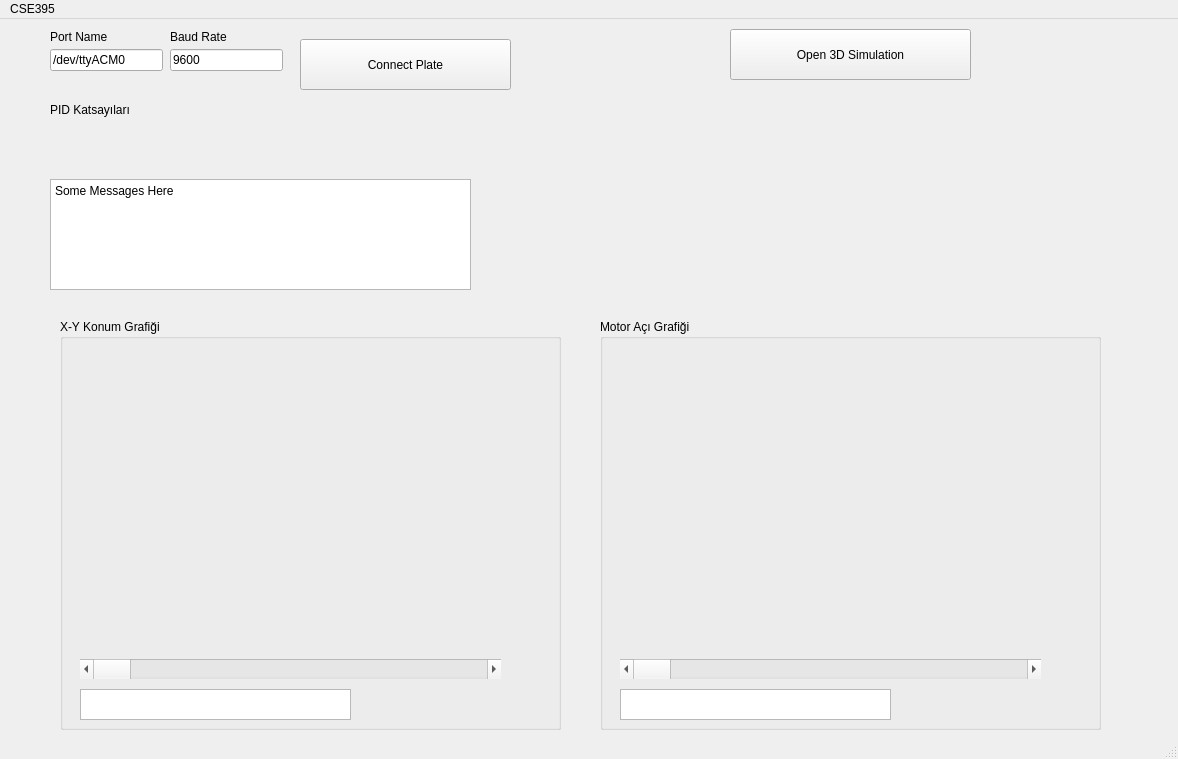
Above: Client/Client/mainwindow.ui from emrebayrm/CSE395_Proje1_Group6 before the change. Below: the same form after it.
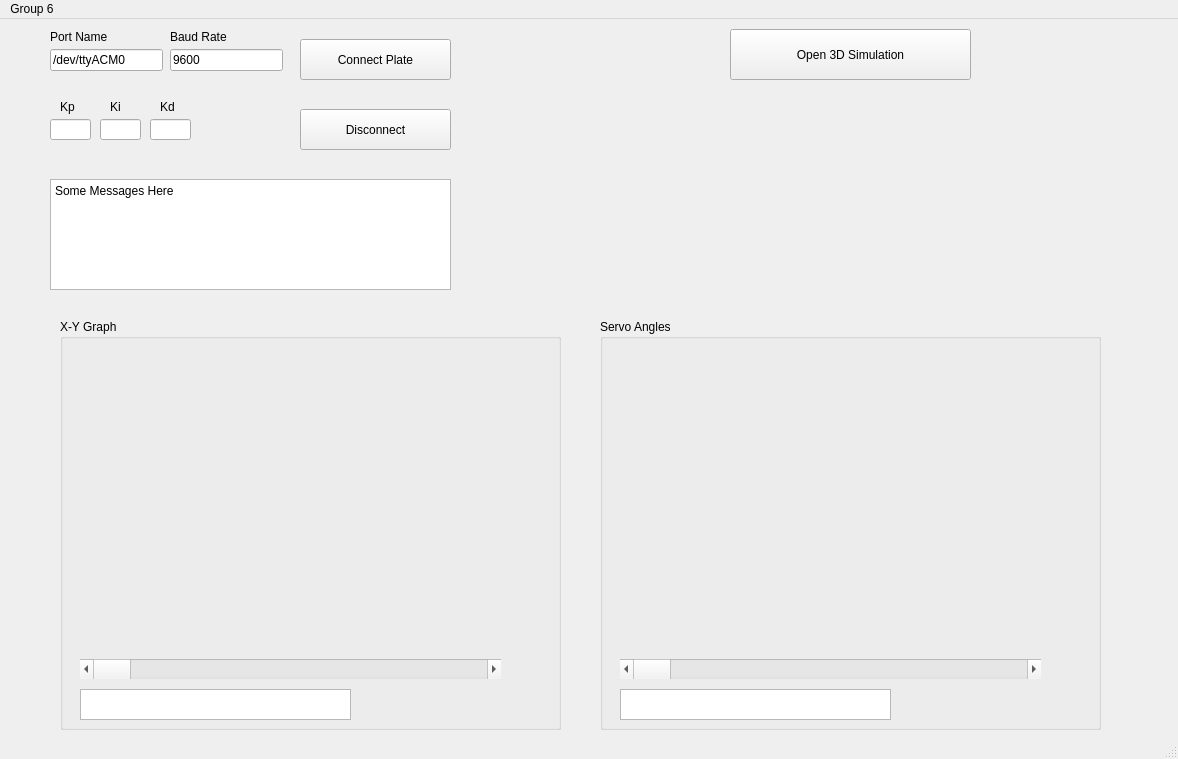
That is the form after the change. Custom widgets are drawn as their Qt base class.

```diff
--- a/Client/Client/mainwindow.ui
+++ b/Client/Client/mainwindow.ui
@@ -24,7 +24,7 @@
      </rect>
     </property>
     <property name="title">
-     <string>Motor Açı Grafiği</string>
+     <string>Servo Angles</string>
     </property>
     <widget class="QCustomPlot" name="plotServo" native="true">
      <property name="geometry">
@@ -76,7 +76,7 @@
      </rect>
     </property>
     <property name="title">
-     <string>X-Y Konum Grafiği</string>
+     <string>X-Y Graph</string>
     </property>
     <widget class="QCustomPlot" name="plotXY" native="true">
      <property name="geometry">
@@ -123,8 +123,8 @@
      <rect>
       <x>300</x>
       <y>20</y>
-      <width>211</width>
-      <height>51</height>
+      <width>151</width>
+      <height>41</height>
      </rect>
     </property>
     <property name="text">
@@ -149,7 +149,7 @@
      <rect>
       <x>50</x>
       <y>160</y>
-      <width>421</width>
+      <width>401</width>
       <height>111</height>
      </rect>
     </property>
@@ -161,19 +161,6 @@
 &lt;p style=&quot; margin-top:0px; margin-bottom:0px; margin-left:0px; margin-right:0px; -qt-block-indent:0; text-indent:0px;&quot;&gt;Some Messages Here&lt;/p&gt;&lt;/body&gt;&lt;/html&gt;</string>
     </property>
    </widget>
-   <widget class="QLabel" name="pidRates">
-    <property name="geometry">
-     <rect>
-      <x>50</x>
-      <y>80</y>
-      <width>101</width>
-      <height>21</height>
-     </rect>
-    </property>
-    <property name="text">
-     <string>PID Katsayıları</string>
-    </property>
-   </widget>
    <widget class="QLineEdit" name="inputPortName">
     <property name="geometry">
      <rect>
@@ -226,6 +213,101 @@
      <string>Baud Rate</string>
     </property>
    </widget>
+   <widget class="QPushButton" name="btnDisconnect">
+    <property name="geometry">
+     <rect>
+      <x>300</x>
+      <y>90</y>
+      <width>151</width>
+      <height>41</height>
+     </rect>
+    </property>
+    <property name="text">
+     <string>Disconnect</string>
+    </property>
+   </widget>
+   <widget class="QLineEdit" name="kpLineEdit">
+    <property name="geometry">
+     <rect>
+      <x>50</x>
+      <y>100</y>
+      <width>41</width>
+      <height>21</height>
+     </rect>
+    </property>
+   </widget>
+   <widget class="QLineEdit" name="kiLineEdit">
+    <property name="geometry">
+     <rect>
+      <x>100</x>
+      <y>100</y>
+      <width>41</width>
+      <height>21</height>
+     </rect>
+    </property>
+   </widget>
+   <widget class="QLineEdit" name="kdLineEdit">
+    <property name="geometry">
+     <rect>
+      <x>150</x>
+      <y>100</y>
+      <width>41</width>
+      <height>21</height>
+     </rect>
+    </property>
+   </widget>
+   <widget class="QLabel" name="kpLabel">
+    <property name="geometry">
+     <rect>
+      <x>60</x>
+      <y>80</y>
+      <width>31</width>
+      <height>16</height>
+     </rect>
+    </property>
+    <property name="text">
+     <string>Kp</string>
+    </property>
+   </widget>
+   <widget class="QLabel" name="kiLabel">
+    <property name="geometry">
+     <rect>
+      <x>110</x>
+      <y>80</y>
+      <width>31</width>
+      <height>16</height>
+     </rect>
+    </property>
+    <property name="text">
+     <string>Ki</string>
+    </property>
+   </widget>
+   <widget class="QLabel" name="kdLabel">
+    <property name="geometry">
+     <rect>
+      <x>160</x>
+      <y>80</y>
+      <width>31</width>
+      <height>16</height>
+     </rect>
+    </property>
+    <property name="text">
+     <string>Kd</string>
+    </property>
+   </widget>
+   <widget class="QLabel" name="gtuLogo">
+    <property name="geometry">
+     <rect>
+      <x>620</x>
+      <y>70</y>
+      <width>200</width>
+      <height>200</height>
+     </rect>
+    </property>
+    <property name="text">
+     <string/>
+    </property>
+   </widget>
   </widget>
   <widget class="QMenuBar" name="menubar">
    <property name="geometry">
@@ -238,7 +320,7 @@
    </property>
    <widget class="QMenu" name="menuCSE395">
     <property name="title">
-     <string>CSE395</string>
+     <string>Group 6</string>
     </property>
    </widget>
    <addaction name="menuCSE395"/>
```
Left out of the diff: 4 changed lines with no effect on the pictures.
